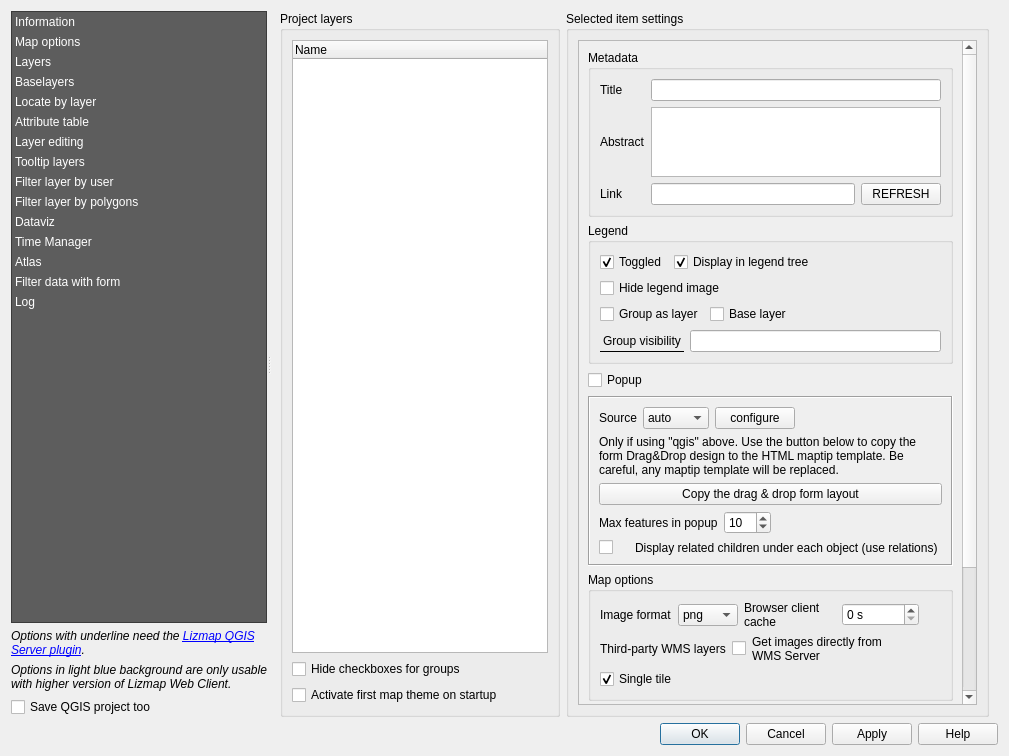
Old version of the form lizmap/resources/ui/ui_lizmap.ui in the repository 3liz/lizmap-plugin.
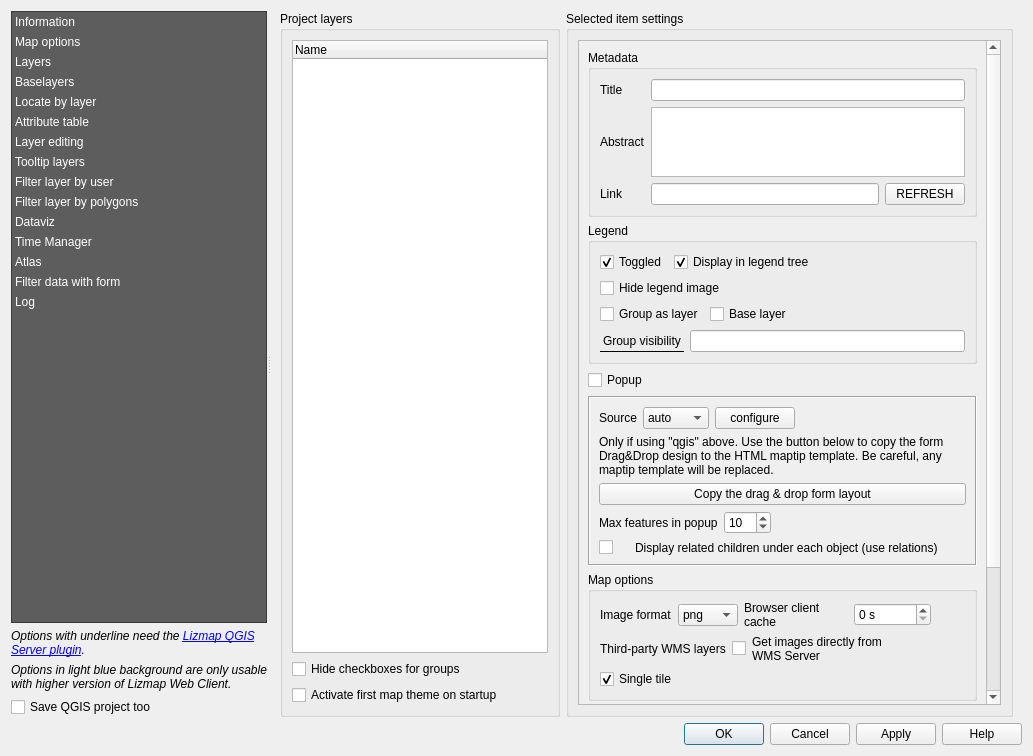
New version of the form. The open tabs and pages were chosen to show the change. Custom widgets are drawn as their Qt base class.

Commit message: UI - Start saving in CFG the filter by polygon

Diff of the .ui file:
```diff
--- a/lizmap/resources/ui/ui_lizmap.ui
+++ b/lizmap/resources/ui/ui_lizmap.ui
@@ -6,7 +6,7 @@
    <rect>
     <x>0</x>
     <y>0</y>
-    <width>1009</width>
+    <width>1033</width>
     <height>756</height>
    </rect>
   </property>
@@ -1155,8 +1155,8 @@
                <rect>
                 <x>0</x>
                 <y>0</y>
-                <width>638</width>
-                <height>707</height>
+                <width>497</width>
+                <height>172</height>
                </rect>
               </property>
               <layout class="QHBoxLayout" name="horizontalLayout_28">
@@ -1241,7 +1241,7 @@
                       <rect>
                        <x>0</x>
                        <y>0</y>
-                       <width>375</width>
+                       <width>379</width>
                        <height>972</height>
                       </rect>
                      </property>
```
Left out of the diff: 71 changed lines with no effect on the pictures. The commit also changes 2 other files.
